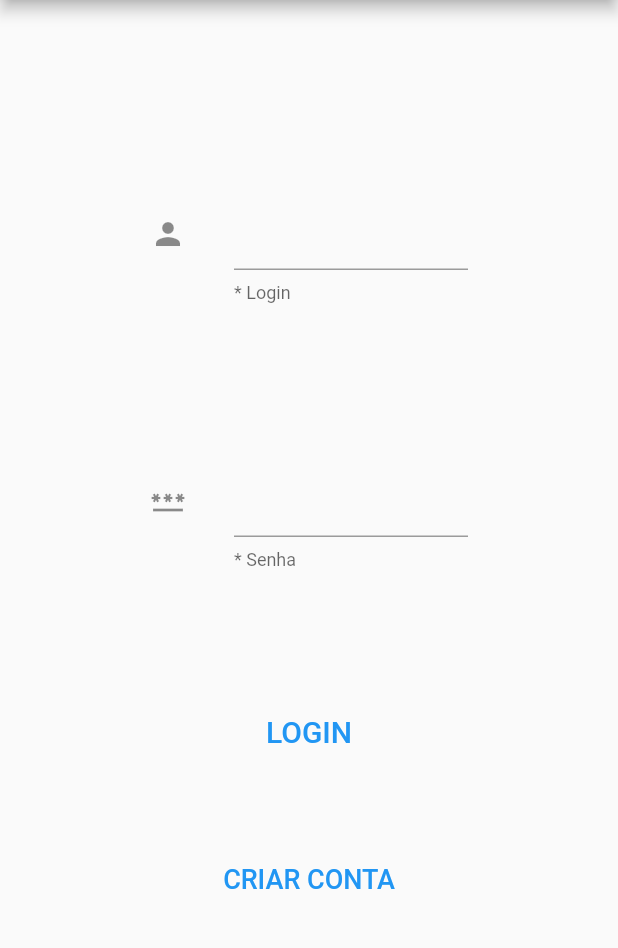
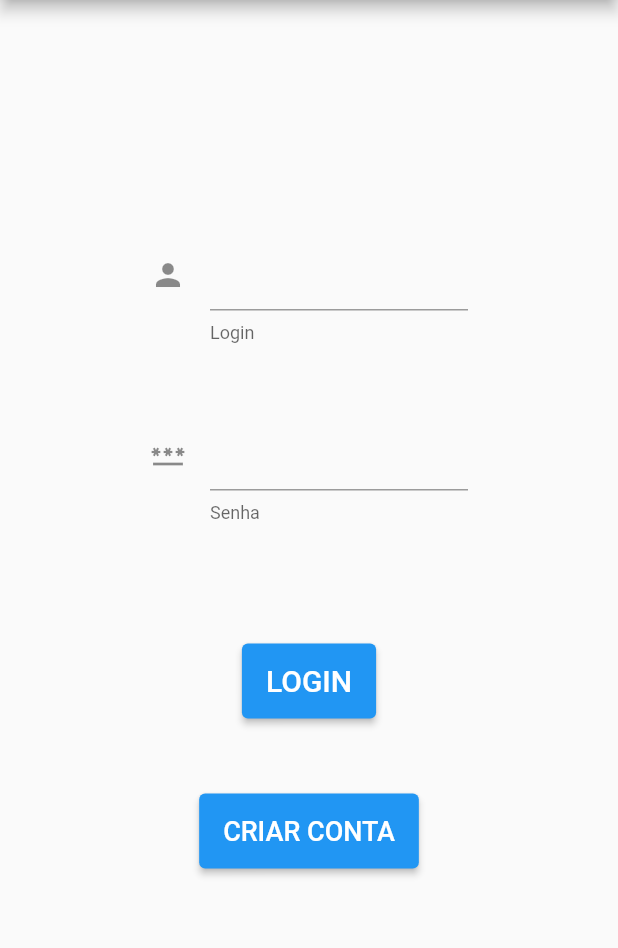
Before and after one commit to Fschmatz/flutter_task_final, a Flutter app: the screen it shows after launch, on a phone screen of 412 x 824 dp, the part 84-1032 px from its top. Run offline on Flutter 3.47's test engine with Material 2 defaults, Android fonts, the phone set to English and light mode, and no system bars; our stand-ins replace sqflite, sqflite_common, sqflite_common_ffi; accounts and stored records are empty.

Commit message:
v 1.0.1
Inscricoes + cpf

FUNCIONAL!!!!!!

```diff
--- a/lib/main.dart
+++ b/lib/main.dart
@@ -145,8 +145,7 @@ class _MyHomePageState extends State<MyHomePage> {
   TextEditingController textControllerLogin = TextEditingController();
   TextEditingController textControllerSenha = TextEditingController();
 
-  showAlertLogin(BuildContext context)
-  {
+  showAlertLogin(BuildContext context) {
     Widget okButton = TextButton(
       child: Text("OK"),
       onPressed: () {
@@ -192,8 +191,8 @@ class _MyHomePageState extends State<MyHomePage> {
   Future<int> getCpf(int idUsuario) async {
     var databaseFactory = databaseFactoryFfi;
     var db = await databaseFactory.openDatabase(inMemoryDatabasePath);
-    int? cpf = Sqflite.firstIntValue(await db.rawQuery(
-        'SELECT cpf FROM usuario WHERE id_usuario=$idUsuario'));
+    int? cpf = Sqflite.firstIntValue(await db
+        .rawQuery('SELECT cpf FROM usuario WHERE id_usuario=$idUsuario'));
     return cpf ?? 0;
   }
 
@@ -243,44 +242,49 @@ class _MyHomePageState extends State<MyHomePage> {
         child: Column(
           mainAxisAlignment: MainAxisAlignment.center,
           children: <Widget>[
-            ListTile(
-              leading: const Icon(Icons.person),
-              contentPadding: const EdgeInsets.fromLTRB(100, 0, 100, 50),
-              title: TextField(
+            Padding(
+              padding: const EdgeInsets.fromLTRB(100, 0, 100, 50),
+              child: TextField(
                 minLines: 1,
                 controller: textControllerLogin,
                 decoration: InputDecoration(
+                  icon: const Icon(Icons.person),
                   focusColor: Theme.of(context).accentColor,
-                  helperText: "* Login",
+                  helperText: "Login",
                 ),
                 style: const TextStyle(
-                  fontSize: 17,
+                  fontSize: 20,
                 ),
               ),
             ),
-            ListTile(
-              contentPadding: const EdgeInsets.fromLTRB(100, 50, 100, 50),
-              leading: const Icon(Icons.password),
-              title: TextField(
+
+            Padding(
+              padding: const EdgeInsets.fromLTRB(100, 0, 100, 50),
+              child: TextField(
                 minLines: 1,
                 controller: textControllerSenha,
                 decoration: InputDecoration(
+                  icon: const Icon(Icons.password),
                   focusColor: Theme.of(context).accentColor,
-                  helperText: "* Senha",
+                  helperText: "Senha",
                 ),
                 style: const TextStyle(
-                  fontSize: 17,
+                  fontSize: 20,
                 ),
               ),
             ),
+
             const SizedBox(
               height: 30,
             ),
 
-            TextButton(
+            SizedBox(
+              height: 50,
+              child: ElevatedButton(
                   onPressed: () async {
                     //NAO ACEITAR OS CAMPOS VAZIOS
-                  if (textControllerLogin.text.isNotEmpty && textControllerSenha.text.isNotEmpty) {
+                    if (textControllerLogin.text.isNotEmpty &&
+                        textControllerSenha.text.isNotEmpty) {
                       int user = await login(
                           textControllerLogin.text, textControllerSenha.text);
                       int cpf = await getCpf(user);
@@ -297,10 +301,10 @@ class _MyHomePageState extends State<MyHomePage> {
                         //LIMPA CAMPOS
                         textControllerLogin.text = '';
                         textControllerSenha.text = '';
-                    }else{
+                      } else {
                         showAlertLogin(context);
                       }
-                  }else{
+                    } else {
                       showAlertLogin(context);
                     }
                   },
@@ -308,10 +312,13 @@ class _MyHomePageState extends State<MyHomePage> {
                     "LOGIN",
                     style: TextStyle(fontSize: 20),
                   )),
+            ),
             const SizedBox(
               height: 50,
             ),
-            TextButton(
+            SizedBox(
+              height: 50,
+              child: ElevatedButton(
                   onPressed: () {
                     Navigator.push(
                         context,
@@ -324,6 +331,7 @@ class _MyHomePageState extends State<MyHomePage> {
                     "CRIAR CONTA",
                     style: TextStyle(fontSize: 18),
                   )),
+            ),
 
             const SizedBox(
               height: 30,
--- a/lib/pages/criar_conta.dart
+++ b/lib/pages/criar_conta.dart
@@ -72,6 +72,7 @@ class _CriarContaState extends State<CriarConta> {
               minLines: 1,
               controller: textControllerNome,
               decoration: InputDecoration(
+                icon: const Icon(Icons.notes_outlined),
                 helperText: "NOME",
                 focusColor: Theme.of(context).accentColor,
               ),
@@ -84,6 +85,7 @@ class _CriarContaState extends State<CriarConta> {
               minLines: 1,
               controller: textControllerCpf,
               decoration: InputDecoration(
+                icon: const Icon(Icons.notes_outlined),
                 helperText: "CPF",
                 focusColor: Theme.of(context).accentColor,
               ),
@@ -96,6 +98,7 @@ class _CriarContaState extends State<CriarConta> {
               minLines: 1,
               controller: textControllerEmail,
               decoration: InputDecoration(
+                icon: const Icon(Icons.notes_outlined),
                 helperText: "EMAIL",
                 focusColor: Theme.of(context).accentColor,
               ),
@@ -108,6 +111,7 @@ class _CriarContaState extends State<CriarConta> {
               minLines: 1,
               controller: textControllerLogin,
               decoration: InputDecoration(
+                icon: const Icon(Icons.notes_outlined),
                 helperText: "LOGIN",
                 focusColor: Theme.of(context).accentColor,
               ),
@@ -120,6 +124,7 @@ class _CriarContaState extends State<CriarConta> {
               minLines: 1,
               controller: textControllerSenha,
               decoration: InputDecoration(
+                icon: const Icon(Icons.notes_outlined),
                 helperText: "SENHA",
                 focusColor: Theme.of(context).accentColor,
               ),
```
Also changed, not shown: lib/widgets/dialog_sync_server.dart (+30 -12 lines). Lines whose indentation alone changed are shown as unchanged.
